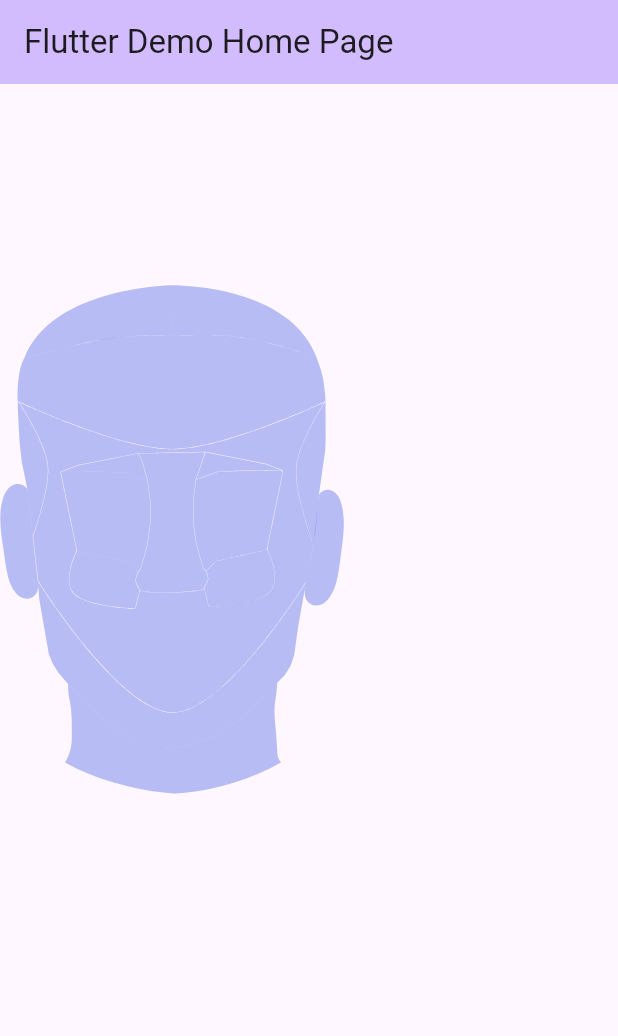
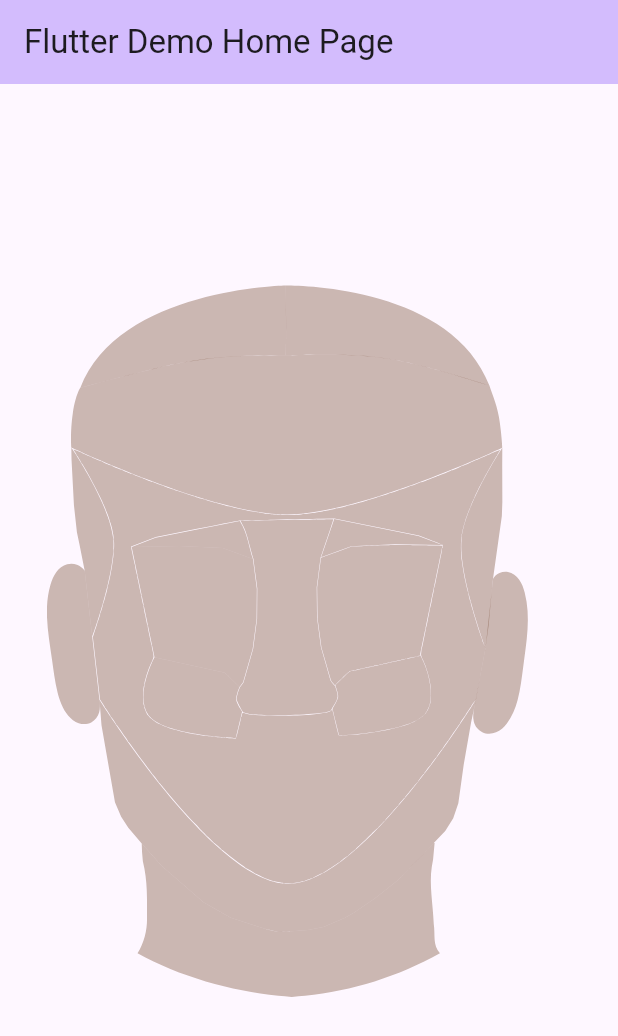
Before and after one commit to tkadams1/flutter_interactive_inkscape_svg, a Flutter app: the screen it shows after launch, on a phone screen of 412 x 824 dp. Shown: the top 1036 px of the screen. Run offline on Flutter 3.47's test engine with Material 3 defaults, Android fonts, the phone set to English and light mode, and no system bars; our stand-ins replace path_drawing.

Commit message:
More alignment and messing with sizing

```diff
--- a/interactive_inkscape_svg/lib/base.dart
+++ b/interactive_inkscape_svg/lib/base.dart
@@ -27,7 +27,7 @@ class Country {
       String partPath = element.getAttribute('d').toString();
       print(partPath);
       String name = partId;
-      String color = element.getAttribute('color')?.toString() ?? '01234DF';
+      String color = element.getAttribute('color')?.toString() ?? '552200';
 
       maps.add(Country(id: partId, path: partPath, color: color, name: name));
     }
--- a/interactive_inkscape_svg/lib/clipper.dart
+++ b/interactive_inkscape_svg/lib/clipper.dart
@@ -14,7 +14,7 @@ class Clipper extends CustomClipper<Path> {
     var path = parseSvgPathData(svgPath);
     final Matrix4 matrix4 = Matrix4.identity();
 
-    matrix4.scale(0.5, 0.5);
+    matrix4.scale(0.7, 0.7);
 
     return path.transform(matrix4.storage).shift(const Offset(0, 0));
   }
--- a/interactive_inkscape_svg/lib/home.dart
+++ b/interactive_inkscape_svg/lib/home.dart
@@ -31,9 +31,10 @@ class _HomeState extends State<Home> {
     }
 
     return Container(
+      alignment: Alignment.center,
       // Widget content goes here
       height: 500,
-      width: 500,
+      width: 350,
       child: InteractiveViewer(
         maxScale: 5,
         minScale: 0.5,
--- a/interactive_inkscape_svg/lib/main.dart
+++ b/interactive_inkscape_svg/lib/main.dart
@@ -78,7 +78,7 @@ class _MyHomePageState extends State<MyHomePage> {
     // The Flutter framework has been optimized to make rerunning build methods
     // fast, so that you can just rebuild anything that needs updating rather
     // than having to individually change instances of widgets.
-    var countries = Country.loadSvgImage(svgImage: 'assets/frontHeadV1.2B.svg');
+    var countries = Country.loadSvgImage(svgImage: 'assets/frontHeadV1.2.svg');
     print(countries);
     return FutureBuilder<List<Country>>(
       future: Country.loadSvgImage(svgImage: 'assets/frontHeadV1.2B.svg'),
```
